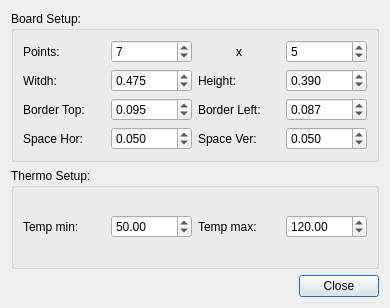
Qt form forms/ConfigDialog.ui (Knueppl/3d_calibration_tool) before a commit.
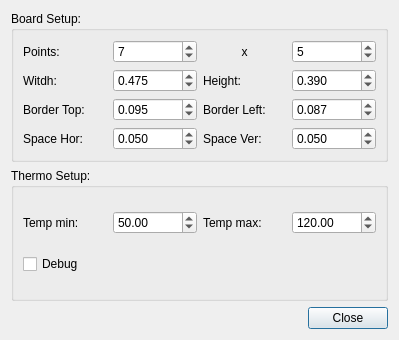
The same form after that commit.

Commit message: export all thermo point find stuff to class PointFinder.

Patch:
```diff
--- a/forms/ConfigDialog.ui
+++ b/forms/ConfigDialog.ui
@@ -6,8 +6,8 @@
    <rect>
     <x>0</x>
     <y>0</y>
-    <width>390</width>
-    <height>308</height>
+    <width>399</width>
+    <height>340</height>
    </rect>
   </property>
   <property name="windowTitle">
@@ -241,6 +241,13 @@
         </property>
        </widget>
       </item>
+      <item row="1" column="0">
+       <widget class="QCheckBox" name="_checkDebugThermo">
+        <property name="text">
+         <string>Debug</string>
+        </property>
+       </widget>
+      </item>
      </layout>
     </widget>
    </item>
```
The commit also changes 8 other files.
